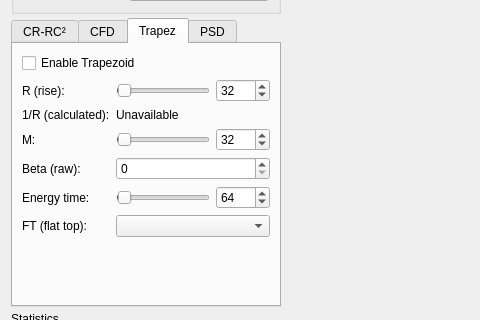
Old version of the form forms/mca_view.ui in the repository nucliflare/nlab-digitizer-community; both pictures show x 0 to 480 and y 273 to 593 of the 1100 by 882 pixel window.
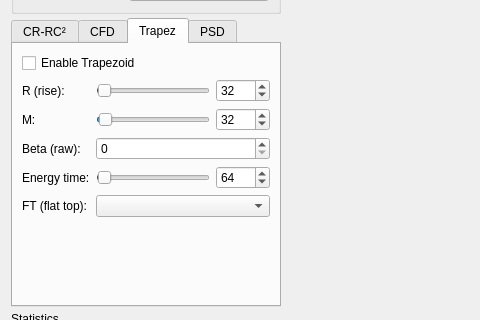
New version of the form. The open tabs and pages were chosen to show the change. Custom widgets are drawn as their Qt base class.

Patch:
```diff
--- a/forms/mca_view.ui
+++ b/forms/mca_view.ui
@@ -573,23 +573,11 @@
              </layout>
             </item>
             <item row="2" column="0">
-             <widget class="QLabel" name="labelTrapReciprocal">
-              <property name="text"><string>1/R (calculated):</string></property>
-             </widget>
-            </item>
-            <item row="2" column="1">
-             <widget class="QLabel" name="lblTrapReciprocal">
-              <property name="toolTip"><string>Read-only driver shadow, derived when R is applied: floor(32768 / (R_samples / 4)). This is a raw coefficient, not a reciprocal in 1/ns.</string></property>
-              <property name="text"><string>Unavailable</string></property>
-              <property name="textInteractionFlags"><set>Qt::TextInteractionFlag::TextSelectableByMouse</set></property>
-             </widget>
-            </item>
-            <item row="3" column="0">
              <widget class="QLabel" name="labelTrapM">
               <property name="text"><string>M:</string></property>
              </widget>
             </item>
-            <item row="3" column="1">
+            <item row="2" column="1">
              <layout class="QHBoxLayout" name="hTrapM">
               <item>
                <widget class="QSlider" name="sliderTrapM">
@@ -610,12 +598,12 @@
               </item>
              </layout>
             </item>
-            <item row="4" column="0">
+            <item row="3" column="0">
              <widget class="QLabel" name="labelTrapT">
               <property name="text"><string>Beta (raw):</string></property>
              </widget>
             </item>
-            <item row="4" column="1">
+            <item row="3" column="1">
              <widget class="QDoubleSpinBox" name="spinTrapT">
               <property name="decimals"><number>0</number></property>
               <property name="minimum"><double>0</double></property>
@@ -623,12 +611,12 @@
               <property name="value"><double>0</double></property>
              </widget>
             </item>
-            <item row="5" column="0">
+            <item row="4" column="0">
              <widget class="QLabel" name="labelTrapE">
               <property name="text"><string>Energy time:</string></property>
              </widget>
             </item>
-            <item row="5" column="1">
+            <item row="4" column="1">
              <layout class="QHBoxLayout" name="hTrapE">
               <item>
                <widget class="QSlider" name="sliderTrapE">
@@ -649,12 +637,12 @@
               </item>
              </layout>
             </item>
-            <item row="6" column="0">
+            <item row="5" column="0">
              <widget class="QLabel" name="labelTrapFt">
               <property name="text"><string>FT (flat top):</string></property>
              </widget>
             </item>
-            <item row="6" column="1">
+            <item row="5" column="1">
              <widget class="QComboBox" name="comboTrapFt"/>
             </item>
            </layout>
```
